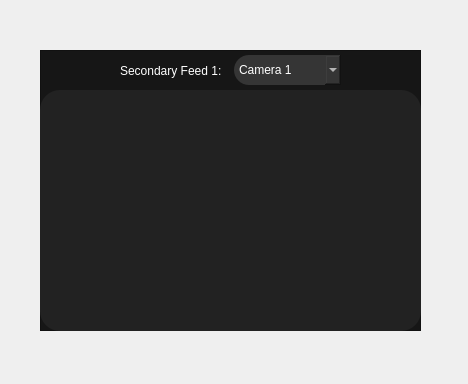
First picture: the form in control_panel_section_widget/feed.ui, repository itumtalaiteam/Denizalti, before the edit.
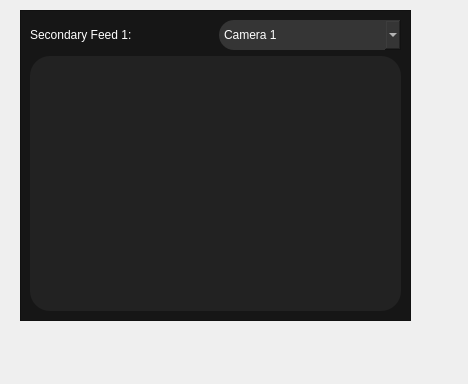
Second picture: the form after the edit. Icons and pictures are not drawn.

The edit to the form file:
```diff
--- a/control_panel_section_widget/feed.ui
+++ b/control_panel_section_widget/feed.ui
@@ -16,21 +16,15 @@
   <widget class="QWidget" name="cpanel_sec_cam_feed_widget" native="true">
    <property name="geometry">
     <rect>
-     <x>40</x>
-     <y>50</y>
-     <width>381</width>
-     <height>281</height>
+     <x>20</x>
+     <y>10</y>
+     <width>391</width>
+     <height>311</height>
     </rect>
    </property>
+   <layout class="QVBoxLayout" name="verticalLayout_2">
+    <item>
    <widget class="QFrame" name="cpanel_sec_cam_feed_1">
-    <property name="geometry">
-     <rect>
-      <x>0</x>
-      <y>0</y>
-      <width>381</width>
-      <height>281</height>
-     </rect>
-    </property>
     <property name="styleSheet">
      <string notr="true">QFrame#cpanel_sec_cam_feed_1{
 background-color:	rgba(22,22,22,255);
@@ -42,15 +36,8 @@
     <property name="frameShadow">
      <enum>QFrame::Raised</enum>
     </property>
-    <widget class="QWidget" name="horizontalLayoutWidget">
-     <property name="geometry">
-      <rect>
-       <x>80</x>
-       <y>0</y>
-       <width>221</width>
-       <height>41</height>
-      </rect>
-     </property>
+      <layout class="QVBoxLayout" name="verticalLayout">
+       <item>
      <layout class="QHBoxLayout" name="horizontalLayout">
       <item>
        <widget class="QLabel" name="cpanel_label_cam_feed">
@@ -112,16 +99,9 @@
        </widget>
       </item>
      </layout>
-    </widget>
+       </item>
+       <item>
     <widget class="QFrame" name="cpanel_frame_sec_cam_feed_1">
-     <property name="geometry">
-      <rect>
-       <x>0</x>
-       <y>40</y>
-       <width>381</width>
-       <height>241</height>
-      </rect>
-     </property>
      <property name="styleSheet">
       <string notr="true">QFrame#cpanel_frame_sec_cam_feed_1 {
 background-color: rgba(34,34,34,255);
@@ -134,14 +114,14 @@
      <property name="frameShadow">
       <enum>QFrame::Raised</enum>
      </property>
+         <layout class="QHBoxLayout" name="horizontalLayout_2">
+          <item>
      <widget class="QLabel" name="cpanel_label_output_cam">
-      <property name="geometry">
-       <rect>
-        <x>0</x>
-        <y>0</y>
-        <width>381</width>
-        <height>241</height>
-       </rect>
+            <property name="sizePolicy">
+             <sizepolicy hsizetype="Expanding" vsizetype="Expanding">
+              <horstretch>0</horstretch>
+              <verstretch>0</verstretch>
+             </sizepolicy>
       </property>
       <property name="text">
        <string/>
@@ -153,8 +133,14 @@
        <bool>true</bool>
       </property>
      </widget>
-    </widget>
-   </widget>
+          </item>
+         </layout>
+        </widget>
+       </item>
+      </layout>
+     </widget>
+    </item>
+   </layout>
   </widget>
  </widget>
  <resources/>
```
Lines whose indentation alone changed are shown as unchanged.
